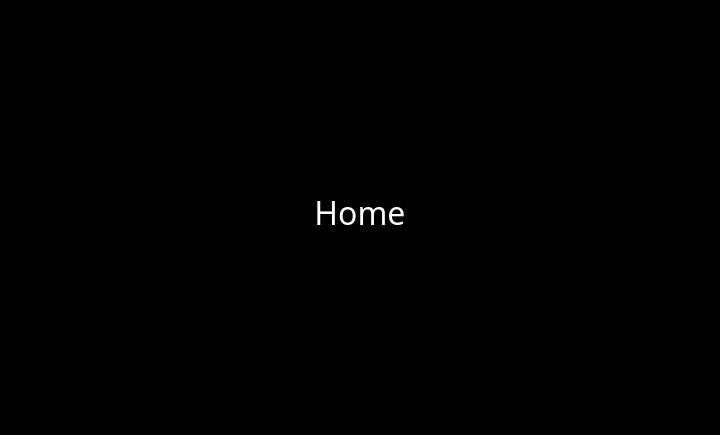
First picture: the form in ui/home.ui, repository Cacaonut/headunit-base, before the edit.
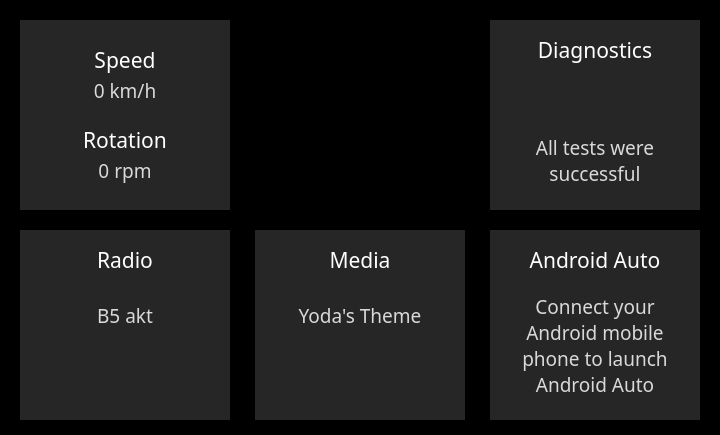
Second picture: the form after the edit. Icons and pictures are not drawn.

Commit message: added home screen

The edit to the form file:
```diff
--- a/ui/home.ui
+++ b/ui/home.ui
@@ -22,26 +22,507 @@
 	color: white;
 }</string>
   </property>
+  <widget class="QWidget" name="widget_car" native="true">
+   <property name="geometry">
+    <rect>
+     <x>20</x>
+     <y>20</y>
+     <width>210</width>
+     <height>190</height>
+    </rect>
+   </property>
+   <property name="styleSheet">
+    <string notr="true">background: #262626</string>
+   </property>
+   <widget class="QLabel" name="label_speed">
+    <property name="geometry">
+     <rect>
+      <x>55</x>
+      <y>25</y>
+      <width>100</width>
+      <height>30</height>
+     </rect>
+    </property>
+    <property name="font">
+     <font>
+      <family>Montserrat</family>
+      <pointsize>16</pointsize>
+     </font>
+    </property>
+    <property name="text">
+     <string>Speed</string>
+    </property>
+    <property name="alignment">
+     <set>Qt::AlignCenter</set>
+    </property>
+   </widget>
+   <widget class="QLabel" name="label_speed_value">
+    <property name="geometry">
+     <rect>
+      <x>55</x>
+      <y>55</y>
+      <width>100</width>
+      <height>30</height>
+     </rect>
+    </property>
+    <property name="font">
+     <font>
+      <family>Montserrat</family>
+      <pointsize>14</pointsize>
+     </font>
+    </property>
+    <property name="styleSheet">
+     <string notr="true">color: #D9D9D9</string>
+    </property>
+    <property name="text">
+     <string>0 km/h</string>
+    </property>
+    <property name="alignment">
+     <set>Qt::AlignCenter</set>
+    </property>
+   </widget>
+   <widget class="QLabel" name="label_rotation">
+    <property name="geometry">
+     <rect>
+      <x>55</x>
+      <y>105</y>
+      <width>100</width>
+      <height>30</height>
+     </rect>
+    </property>
+    <property name="font">
+     <font>
+      <family>Montserrat</family>
+      <pointsize>16</pointsize>
+     </font>
+    </property>
+    <property name="text">
+     <string>Rotation</string>
+    </property>
+    <property name="alignment">
+     <set>Qt::AlignCenter</set>
+    </property>
+   </widget>
+   <widget class="QLabel" name="label_rotation_value">
+    <property name="geometry">
+     <rect>
+      <x>55</x>
+      <y>135</y>
+      <width>100</width>
+      <height>30</height>
+     </rect>
+    </property>
+    <property name="font">
+     <font>
+      <family>Montserrat</family>
+      <pointsize>14</pointsize>
+     </font>
+    </property>
+    <property name="styleSheet">
+     <string notr="true">color: #D9D9D9</string>
+    </property>
+    <property name="text">
+     <string>0 rpm</string>
+    </property>
+    <property name="alignment">
+     <set>Qt::AlignCenter</set>
+    </property>
+   </widget>
+  </widget>
+  <widget class="QWidget" name="widget_radio" native="true">
+   <property name="geometry">
+    <rect>
+     <x>20</x>
+     <y>230</y>
+     <width>210</width>
+     <height>190</height>
+    </rect>
+   </property>
+   <property name="styleSheet">
+    <string notr="true">background: #262626</string>
+   </property>
+   <widget class="QLabel" name="label_radio">
+    <property name="geometry">
+     <rect>
+      <x>55</x>
+      <y>15</y>
+      <width>100</width>
+      <height>30</height>
+     </rect>
+    </property>
+    <property name="font">
+     <font>
+      <family>Montserrat</family>
+      <pointsize>16</pointsize>
+     </font>
+    </property>
+    <property name="text">
+     <string>Radio</string>
+    </property>
+    <property name="alignment">
+     <set>Qt::AlignCenter</set>
+    </property>
+   </widget>
+   <widget class="QLabel" name="btn_play_radio">
+    <property name="geometry">
+     <rect>
+      <x>80</x>
+      <y>115</y>
+      <width>50</width>
+      <height>50</height>
+     </rect>
+    </property>
+    <property name="text">
+     <string/>
+    </property>
+    <property name="pixmap">
+     <pixmap resource="res/main.qrc">:/images/play.svg</pixmap>
+    </property>
+    <property name="scaledContents">
+     <bool>true</bool>
+    </property>
+   </widget>
+   <widget class="QLabel" name="label_station">
+    <property name="geometry">
+     <rect>
+      <x>40</x>
+      <y>70</y>
+      <width>130</width>
+      <height>30</height>
+     </rect>
+    </property>
+    <property name="font">
+     <font>
+      <family>Montserrat</family>
+      <pointsize>14</pointsize>
+     </font>
+    </property>
+    <property name="styleSheet">
+     <string notr="true">color: #D9D9D9</string>
+    </property>
+    <property name="text">
+     <string>B5 akt</string>
+    </property>
+    <property name="alignment">
+     <set>Qt::AlignCenter</set>
+    </property>
+   </widget>
+   <widget class="QLabel" name="btn_up_radio">
+    <property name="geometry">
+     <rect>
+      <x>135</x>
+      <y>115</y>
+      <width>50</width>
+      <height>50</height>
+     </rect>
+    </property>
+    <property name="text">
+     <string/>
+    </property>
+    <property name="pixmap">
+     <pixmap resource="res/main.qrc">:/images/radio_up.svg</pixmap>
+    </property>
+    <property name="scaledContents">
+     <bool>true</bool>
+    </property>
+   </widget>
+   <widget class="QLabel" name="btn_down_radio">
+    <property name="geometry">
+     <rect>
+      <x>25</x>
+      <y>115</y>
+      <width>50</width>
+      <height>50</height>
+     </rect>
+    </property>
+    <property name="text">
+     <string/>
+    </property>
+    <property name="pixmap">
+     <pixmap resource="res/main.qrc">:/images/radio_down.svg</pixmap>
+    </property>
+    <property name="scaledContents">
+     <bool>true</bool>
+    </property>
+   </widget>
+  </widget>
+  <widget class="QWidget" name="widget_2" native="true">
+   <property name="geometry">
+    <rect>
+     <x>490</x>
+     <y>20</y>
+     <width>210</width>
+     <height>190</height>
+    </rect>
+   </property>
+   <property name="styleSheet">
+    <string notr="true">background: #262626</string>
+   </property>
+   <widget class="QLabel" name="label_diagnostics">
+    <property name="geometry">
+     <rect>
+      <x>25</x>
+      <y>15</y>
+      <width>160</width>
+      <height>30</height>
+     </rect>
+    </property>
+    <property name="font">
+     <font>
+      <family>Montserrat</family>
+      <pointsize>16</pointsize>
+     </font>
+    </property>
+    <property name="text">
+     <string>Diagnostics</string>
+    </property>
+    <property name="alignment">
+     <set>Qt::AlignCenter</set>
+    </property>
+   </widget>
+   <widget class="QLabel" name="label_diagnostics_desc">
+    <property name="geometry">
+     <rect>
+      <x>20</x>
+      <y>110</y>
+      <width>170</width>
+      <height>60</height>
+     </rect>
+    </property>
+    <property name="font">
+     <font>
+      <family>Montserrat</family>
+      <pointsize>14</pointsize>
+     </font>
+    </property>
+    <property name="styleSheet">
+     <string notr="true">color: #D9D9D9</string>
+    </property>
+    <property name="text">
+     <string>All tests were
+successful</string>
+    </property>
+    <property name="alignment">
+     <set>Qt::AlignCenter</set>
+    </property>
+   </widget>
+   <widget class="QLabel" name="btn_play_media_2">
+    <property name="geometry">
+     <rect>
+      <x>80</x>
+      <y>60</y>
+      <width>50</width>
+      <height>50</height>
+     </rect>
+    </property>
+    <property name="text">
+     <string/>
+    </property>
+    <property name="pixmap">
+     <pixmap resource="res/main.qrc">:/images/check_green.svg</pixmap>
+    </property>
+    <property name="scaledContents">
+     <bool>true</bool>
+    </property>
+   </widget>
+  </widget>
+  <widget class="QWidget" name="widget_media" native="true">
+   <property name="geometry">
+    <rect>
+     <x>255</x>
+     <y>230</y>
+     <width>210</width>
+     <height>190</height>
+    </rect>
+   </property>
+   <property name="styleSheet">
+    <string notr="true">background: #262626</string>
+   </property>
+   <widget class="QLabel" name="label_media">
+    <property name="geometry">
+     <rect>
+      <x>55</x>
+      <y>15</y>
+      <width>100</width>
+      <height>30</height>
+     </rect>
+    </property>
+    <property name="font">
+     <font>
+      <family>Montserrat</family>
+      <pointsize>16</pointsize>
+     </font>
+    </property>
+    <property name="text">
+     <string>Media</string>
+    </property>
+    <property name="alignment">
+     <set>Qt::AlignCenter</set>
+    </property>
+   </widget>
+   <widget class="QLabel" name="btn_play_media">
+    <property name="geometry">
+     <rect>
+      <x>80</x>
+      <y>115</y>
+      <width>50</width>
+      <height>50</height>
+     </rect>
+    </property>
+    <property name="text">
+     <string/>
+    </property>
+    <property name="pixmap">
+     <pixmap resource="res/main.qrc">:/images/play.svg</pixmap>
+    </property>
+    <property name="scaledContents">
+     <bool>true</bool>
+    </property>
+   </widget>
+   <widget class="QLabel" name="label_song">
+    <property name="geometry">
+     <rect>
+      <x>20</x>
+      <y>70</y>
+      <width>170</width>
+      <height>30</height>
+     </rect>
+    </property>
+    <property name="font">
+     <font>
+      <family>Montserrat</family>
+      <pointsize>14</pointsize>
+     </font>
+    </property>
+    <property name="styleSheet">
+     <string notr="true">color: #D9D9D9</string>
+    </property>
+    <property name="text">
+     <string>Yoda's Theme</string>
+    </property>
+    <property name="alignment">
+     <set>Qt::AlignCenter</set>
+    </property>
+   </widget>
+   <widget class="QLabel" name="btn_next_media">
+    <property name="geometry">
+     <rect>
+      <x>135</x>
+      <y>115</y>
+      <width>50</width>
+      <height>50</height>
+     </rect>
+    </property>
+    <property name="text">
+     <string/>
+    </property>
+    <property name="pixmap">
+     <pixmap resource="res/main.qrc">:/images/next.svg</pixmap>
+    </property>
+    <property name="scaledContents">
+     <bool>true</bool>
+    </property>
+   </widget>
+   <widget class="QLabel" name="btn_last_media">
+    <property name="geometry">
+     <rect>
+      <x>25</x>
+      <y>115</y>
+      <width>50</width>
+      <height>50</height>
+     </rect>
+    </property>
+    <property name="text">
+     <string/>
+    </property>
+    <property name="pixmap">
+     <pixmap resource="res/main.qrc">:/images/last.svg</pixmap>
+    </property>
+    <property name="scaledContents">
+     <bool>true</bool>
+    </property>
+   </widget>
+  </widget>
+  <widget class="QWidget" name="widget_android_auto" native="true">
+   <property name="geometry">
+    <rect>
+     <x>490</x>
+     <y>230</y>
+     <width>210</width>
+     <height>190</height>
+    </rect>
+   </property>
+   <property name="styleSheet">
+    <string notr="true">background: #262626</string>
+   </property>
+   <widget class="QLabel" name="label_android_auto">
+    <property name="geometry">
+     <rect>
+      <x>25</x>
+      <y>15</y>
+      <width>160</width>
+      <height>30</height>
+     </rect>
+    </property>
+    <property name="font">
+     <font>
+      <family>Montserrat</family>
+      <pointsize>16</pointsize>
+     </font>
+    </property>
+    <property name="text">
+     <string>Android Auto</string>
+    </property>
+    <property name="alignment">
+     <set>Qt::AlignCenter</set>
+    </property>
+   </widget>
+   <widget class="QLabel" name="label_android_auto_desc">
+    <property name="geometry">
+     <rect>
+      <x>20</x>
+      <y>60</y>
+      <width>170</width>
+      <height>110</height>
+     </rect>
+    </property>
+    <property name="font">
+     <font>
+      <family>Montserrat</family>
+      <pointsize>14</pointsize>
+     </font>
+    </property>
+    <property name="styleSheet">
+     <string notr="true">color: #D9D9D9</string>
+    </property>
+    <property name="text">
+     <string>Connect your
+Android mobile
+phone to launch
+Android Auto</string>
+    </property>
+    <property name="alignment">
+     <set>Qt::AlignCenter</set>
+    </property>
+   </widget>
+  </widget>
   <widget class="QLabel" name="label">
    <property name="geometry">
     <rect>
-     <x>260</x>
-     <y>187</y>
-     <width>200</width>
-     <height>50</height>
+     <x>255</x>
+     <y>53</y>
+     <width>210</width>
+     <height>123</height>
     </rect>
    </property>
-   <property name="font">
-    <font>
-     <family>Avenir Next LT Pro</family>
-     <pointsize>24</pointsize>
-    </font>
-   </property>
    <property name="text">
-    <string>Home</string>
+    <string/>
    </property>
-   <property name="alignment">
-    <set>Qt::AlignCenter</set>
+   <property name="pixmap">
+    <pixmap resource="res/main.qrc">:/images/toyota.png</pixmap>
+   </property>
+   <property name="scaledContents">
+    <bool>true</bool>
    </property>
   </widget>
  </widget>
```
Left out of the diff: 4 changed lines with no effect on the pictures. The commit also changes 6 other files.
